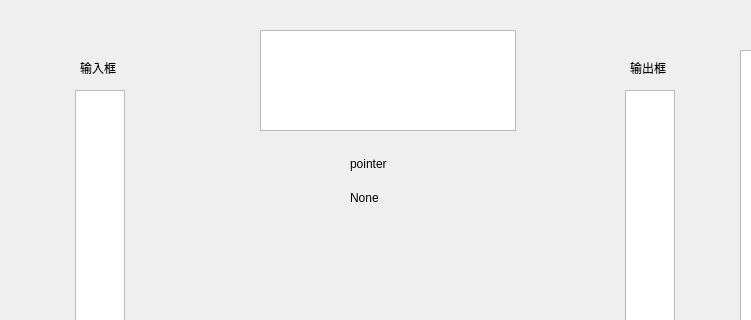
Qt form ui/hrm_ui.ui (ccnuktd/hrm_python) before a commit; both pictures show x 0 to 751 and y 0 to 320 of the 1075 by 871 pixel window.
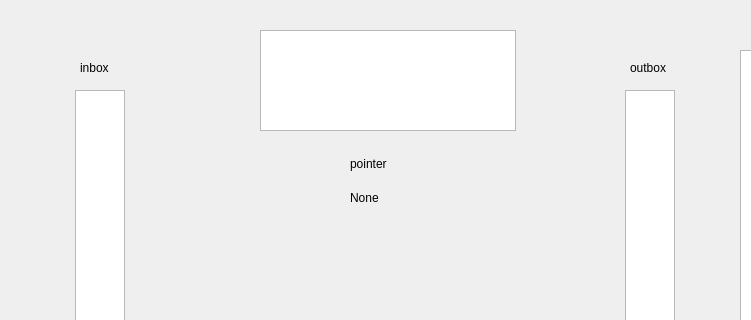
The same form after that commit. Custom widgets are drawn as their Qt base class.

```diff
--- a/ui/hrm_ui.ui
+++ b/ui/hrm_ui.ui
@@ -74,7 +74,7 @@
      </rect>
     </property>
     <property name="text">
-     <string>输入框</string>
+     <string>inbox</string>
     </property>
    </widget>
    <widget class="QLabel" name="u_output_label">
@@ -87,7 +87,7 @@
      </rect>
     </property>
     <property name="text">
-     <string>输出框</string>
+     <string>outbox</string>
     </property>
    </widget>
    <widget class="QLabel" name="u_operation_label">
```
Left out of the diff: 8 changed lines with no effect on the pictures.
